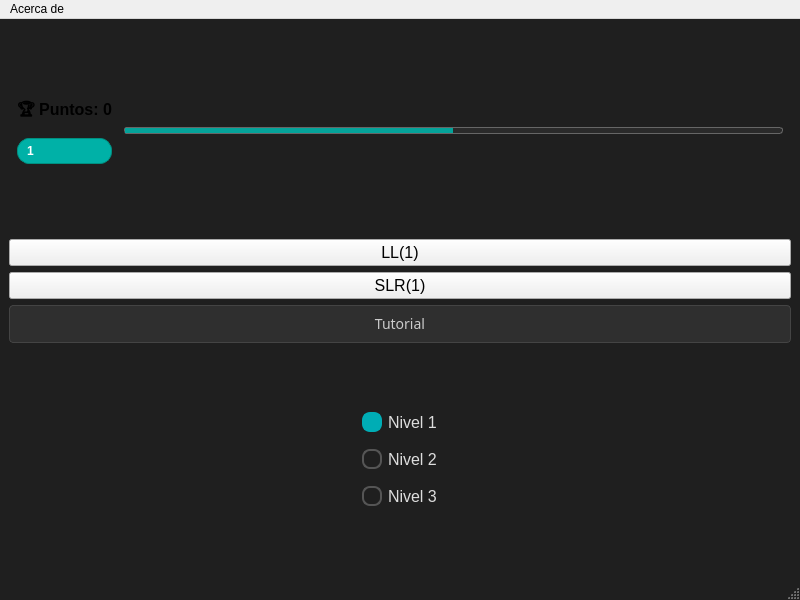
Above: mainwindow.ui from jose-rZM/SyntaxTutor before the change. Below: the same form after it.
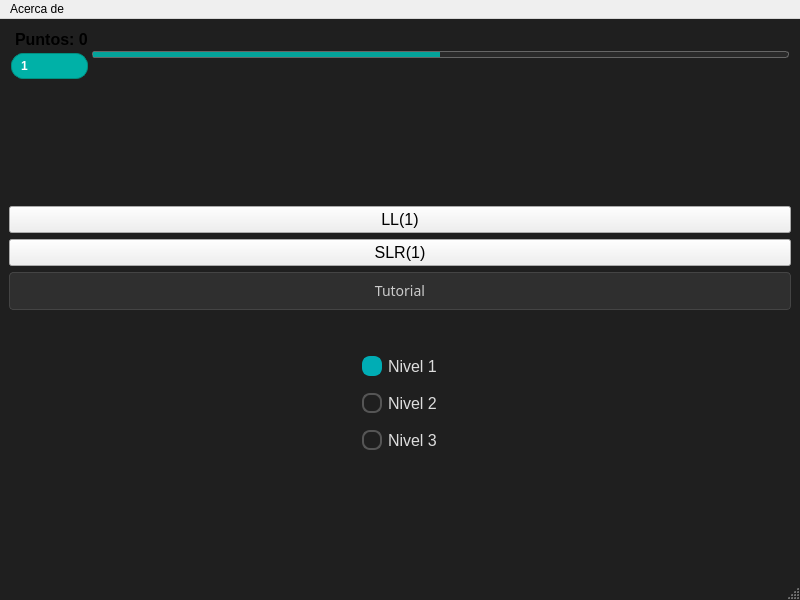
That is the form after the change. Icons and pictures are not drawn.

What changed in the file:
```diff
--- a/mainwindow.ui
+++ b/mainwindow.ui
@@ -31,26 +31,47 @@
 </string>
   </property>
   <widget class="QWidget" name="centralwidget">
-   <layout class="QVBoxLayout" name="verticalLayout_4">
+   <layout class="QVBoxLayout" name="verticalLayout_4" stretch="0,1,3,0,3,1">
+    <property name="sizeConstraint">
+     <enum>QLayout::SizeConstraint::SetDefaultConstraint</enum>
+    </property>
     <item>
-     <layout class="QHBoxLayout" name="horizontalLayout">
+     <layout class="QHBoxLayout" name="horizontalLayout_2" stretch="0,0">
       <property name="spacing">
-       <number>12</number>
+       <number>4</number>
+      </property>
+      <property name="sizeConstraint">
+       <enum>QLayout::SizeConstraint::SetMinimumSize</enum>
       </property>
       <property name="leftMargin">
-       <number>8</number>
+       <number>2</number>
       </property>
       <property name="topMargin">
-       <number>6</number>
+       <number>2</number>
       </property>
       <property name="rightMargin">
-       <number>8</number>
+       <number>2</number>
       </property>
       <property name="bottomMargin">
-       <number>6</number>
+       <number>2</number>
       </property>
       <item>
        <layout class="QVBoxLayout" name="verticalLayout_3">
+        <property name="sizeConstraint">
+         <enum>QLayout::SizeConstraint::SetMinimumSize</enum>
+        </property>
+        <item>
+         <layout class="QHBoxLayout" name="horizontalLayout">
+          <item>
+           <widget class="QLabel" name="thropy">
+            <property name="text">
+             <string>&lt;html&gt;&lt;head/&gt;&lt;body&gt;&lt;p&gt;&lt;img src=&quot;:/resources/trophy.svg&quot; height=&quot;54&quot;/&gt;&lt;/p&gt;&lt;/body&gt;&lt;/html&gt;</string>
+            </property>
+            <property name="textFormat">
+             <enum>Qt::TextFormat::RichText</enum>
+            </property>
+           </widget>
+          </item>
         <item>
          <widget class="QLabel" name="labelScore">
           <property name="font">
@@ -76,14 +97,16 @@
 }</string>
           </property>
           <property name="text">
-           <string>🏆 Puntos: 0</string>
-          </property>
-         </widget>
+             <string>Puntos: 0</string>
+            </property>
+           </widget>
+          </item>
+         </layout>
         </item>
         <item>
          <widget class="QLabel" name="badgeNivel">
           <property name="sizePolicy">
-           <sizepolicy hsizetype="Preferred" vsizetype="Maximum">
+           <sizepolicy hsizetype="Preferred" vsizetype="Minimum">
             <horstretch>0</horstretch>
             <verstretch>0</verstretch>
            </sizepolicy>
@@ -131,6 +154,12 @@
       </item>
       <item>
        <widget class="QProgressBar" name="progressBarNivel">
+        <property name="sizePolicy">
+         <sizepolicy hsizetype="Expanding" vsizetype="Minimum">
+          <horstretch>0</horstretch>
+          <verstretch>0</verstretch>
+         </sizepolicy>
+        </property>
         <property name="minimumSize">
          <size>
           <width>200</width>
@@ -165,7 +194,20 @@
      </layout>
     </item>
     <item>
-     <layout class="QVBoxLayout" name="verticalLayout">
+     <spacer name="verticalSpacer_2">
+      <property name="orientation">
+       <enum>Qt::Orientation::Vertical</enum>
+      </property>
+      <property name="sizeHint" stdset="0">
+       <size>
+        <width>20</width>
+        <height>40</height>
+       </size>
+      </property>
+     </spacer>
+    </item>
+    <item>
+     <layout class="QVBoxLayout" name="verticalLayout" stretch="0,0,0">
       <item>
        <widget class="QPushButton" name="pushButton">
         <property name="sizePolicy">
@@ -263,7 +305,20 @@
      </layout>
     </item>
     <item>
-     <layout class="QVBoxLayout" name="verticalLayout_2">
+     <spacer name="verticalSpacer_3">
+      <property name="orientation">
+       <enum>Qt::Orientation::Vertical</enum>
+      </property>
+      <property name="sizeHint" stdset="0">
+       <size>
+        <width>20</width>
+        <height>40</height>
+       </size>
+      </property>
+     </spacer>
+    </item>
+    <item>
+     <layout class="QVBoxLayout" name="verticalLayout_2" stretch="0,0,0">
       <property name="spacing">
        <number>17</number>
       </property>
@@ -392,6 +447,22 @@
       </item>
      </layout>
     </item>
+    <item>
+     <spacer name="verticalSpacer">
+      <property name="orientation">
+       <enum>Qt::Orientation::Vertical</enum>
+      </property>
+      <property name="sizeType">
+       <enum>QSizePolicy::Policy::Expanding</enum>
+      </property>
+      <property name="sizeHint" stdset="0">
+       <size>
+        <width>20</width>
+        <height>40</height>
+       </size>
+      </property>
+     </spacer>
+    </item>
    </layout>
   </widget>
   <widget class="QMenuBar" name="menubar">
```
Lines whose indentation alone changed are shown as unchanged.
